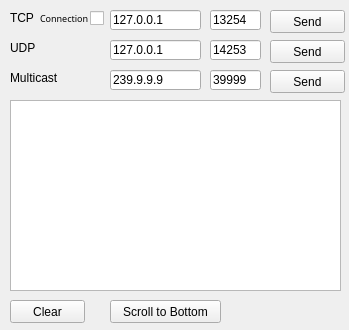
asgawa/NetTest, file mainwindow.ui: the form before one commit.
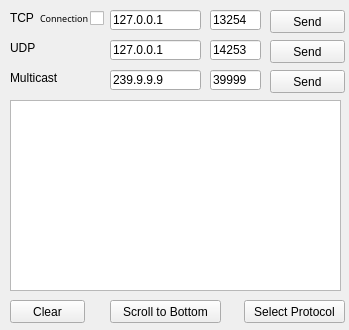
The form after the commit.

Commit message: Add edit protocol UI (not implemented) Fix slotUdpReadyRead for multicast to slotMulticastReadyRead

What changed in the file:
```diff
--- a/mainwindow.ui
+++ b/mainwindow.ui
@@ -256,6 +256,19 @@
      <string>Scroll to Bottom</string>
     </property>
    </widget>
+   <widget class="QPushButton" name="btnSelectProtocol">
+    <property name="geometry">
+     <rect>
+      <x>244</x>
+      <y>300</y>
+      <width>101</width>
+      <height>23</height>
+     </rect>
+    </property>
+    <property name="text">
+     <string>Select Protocol</string>
+    </property>
+   </widget>
   </widget>
  </widget>
  <layoutdefault spacing="6" margin="11"/>
```
The commit also changes 6 other files.
